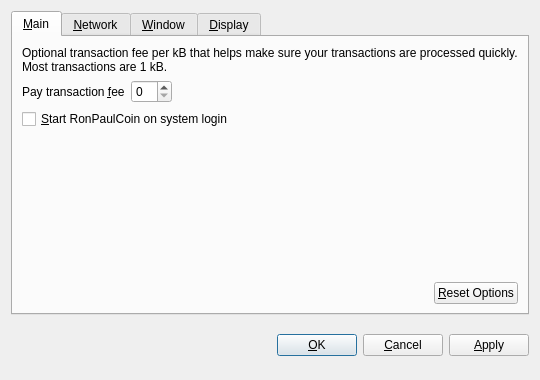
Project-Phi/phi, file src/qt/forms/optionsdialog.ui: the form before one commit.
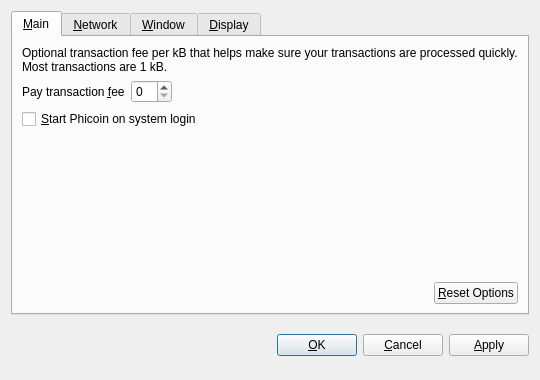
The form after the commit. Custom widgets are drawn as their Qt base class.

Commit message: Phicoin Genesis

```diff
--- a/src/qt/forms/optionsdialog.ui
+++ b/src/qt/forms/optionsdialog.ui
@@ -82,7 +82,7 @@
           <string>Automatically start RonPaulCoin after logging in to the system.</string>
          </property>
          <property name="text">
-          <string>&amp;Start RonPaulCoin on system login</string>
+          <string>&amp;Start Phicoin on system login</string>
          </property>
         </widget>
        </item>
```
Left out of the diff: 10 changed lines with no effect on the pictures. The commit also changes 815 other files.
